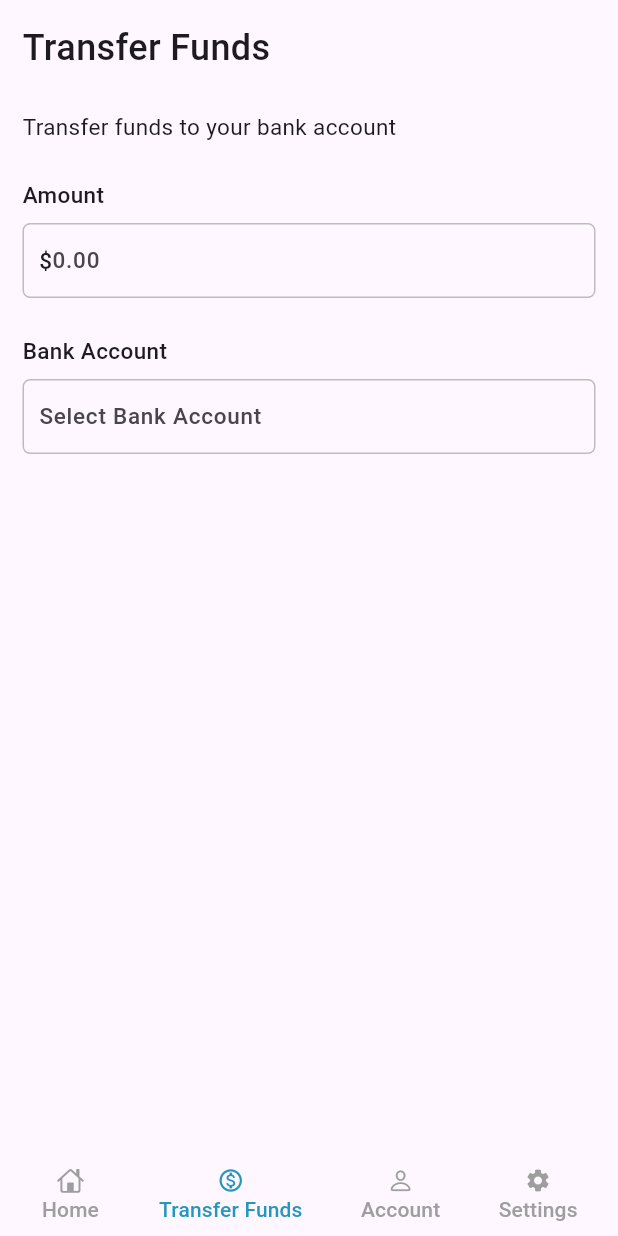
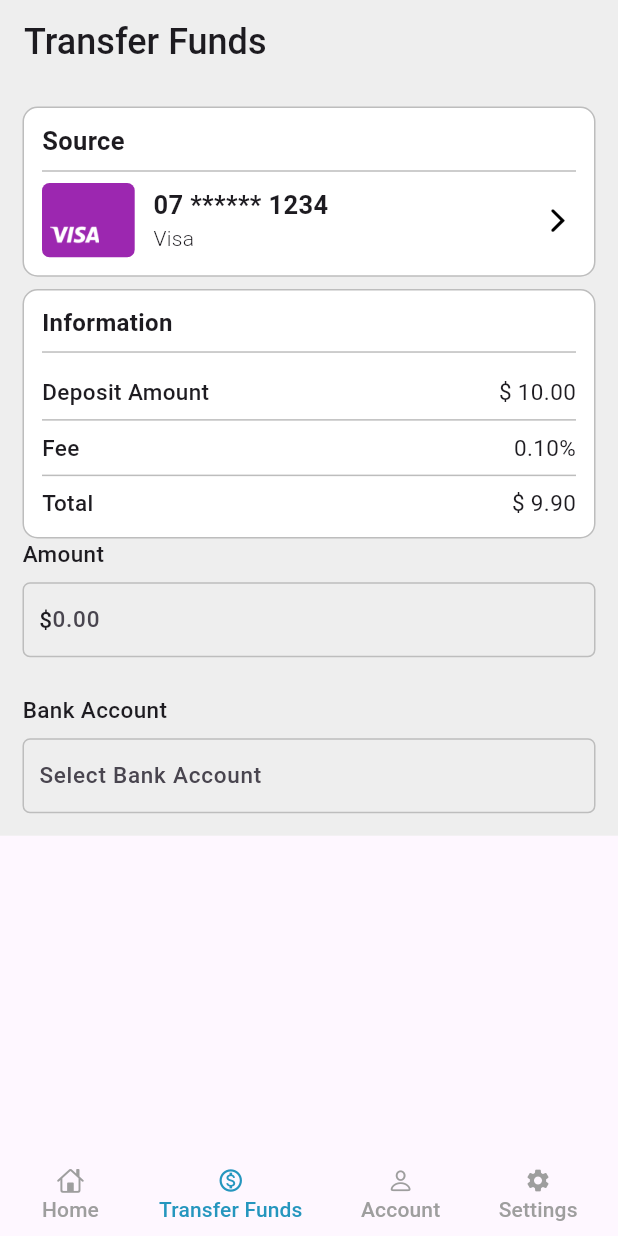
Before and after one commit to Ashisoma/yala, a Flutter app: the TransferFunds screen opened directly, on a phone screen of 412 x 824 dp. Run offline on Flutter 3.47's test engine with Material 3 defaults, Android fonts, the phone set to English and light mode, and no system bars; our stand-ins replace flutter_otp_text_field, get.

Commit message:
ui: transfer funds ui

```diff
--- a/lib/screens/transfer_fund_screen.dart
+++ b/lib/screens/transfer_fund_screen.dart
@@ -1,3 +1,4 @@
+import 'package:flutter/cupertino.dart';
 import 'package:flutter/material.dart';
 import 'package:yala/widgets/custom_widgets.dart';
 
@@ -12,31 +13,199 @@ class _TransferFundsState extends State<TransferFunds> {
   @override
   Widget build(BuildContext context) {
     return Scaffold(
-      body: SafeArea(
-        child: Container(
-            padding:
-                const EdgeInsets.symmetric(vertical: 15.0, horizontal: 15.0),
-            child:
-                Column(crossAxisAlignment: CrossAxisAlignment.start, children: [
-              const Text(
+      appBar: AppBar(
+        title: const Text(
           "Transfer Funds",
           style: TextStyle(
             fontWeight: FontWeight.w500,
             fontSize: 24,
           ),
         ),
+        automaticallyImplyLeading: false,
+        backgroundColor: Colors.grey.shade200,
+        elevation: 0.0,
+      ),
+      body: Container(
+        color: Colors.grey.shade200,
+        padding: const EdgeInsets.symmetric(vertical: 15.0, horizontal: 15.0),
+        child: SingleChildScrollView(
+          child:
+              Column(crossAxisAlignment: CrossAxisAlignment.start, children: [
+            Container(
+              padding: const EdgeInsets.only(
+                top: 10.0,
+                bottom: 12.0,
+                left: 12.0,
+                right: 12.0,
+              ),
+              decoration: BoxDecoration(
+                color: Colors.white,
+                borderRadius: BorderRadius.circular(10.0),
+                border: Border.all(
+                  color: Colors.grey.shade400,
+                ),
+              ),
+              child: Column(
+                crossAxisAlignment: CrossAxisAlignment.start,
+                children: [
+                  const Text(
+                    "Source",
+                    style: TextStyle(
+                      fontWeight: FontWeight.bold,
+                      fontSize: 17,
+                    ),
+                  ),
+                  Divider(
+                    color: Colors.grey.shade400,
+                  ),
+                  Row(
+                    children: [
+                      Container(
+                        width: MediaQuery.of(context).size.width * 0.15,
+                        height: MediaQuery.of(context).size.height * 0.06,
+                        padding: const EdgeInsets.all(5.0),
+                        decoration: BoxDecoration(
+                          color: Colors.purple,
+                          borderRadius: BorderRadius.circular(5.0),
+                        ),
+                        child: Align(
+                          alignment: Alignment.bottomLeft,
+                          child: SizedBox(
+                              height: 20,
+                              child: Image.asset('images/ic_visa.png')),
+                        ),
+                      ),
                       SizedBox(
-                height: MediaQuery.of(context).size.height * 0.03,
+                        width: MediaQuery.of(context).size.width * 0.03,
                       ),
+                      const Column(
+                        crossAxisAlignment: CrossAxisAlignment.start,
+                        children: [
+                          Text(
+                            "07 ****** 1234",
+                            style: TextStyle(
+                              fontWeight: FontWeight.bold,
+                              fontSize: 17,
+                            ),
+                          ),
+                          Text(
+                            "Visa",
+                            style: TextStyle(
+                              fontWeight: FontWeight.w300,
+                              fontSize: 14,
+                              // color:
+                            ),
+                          )
+                        ],
+                      ),
+                      const Spacer(),
+                      const Icon(
+                        CupertinoIcons.forward,
+                        color: Colors.black,
+                      ),
+                    ],
+                  ),
+                ],
+              ),
+            ),
+            SizedBox(
+              height: MediaQuery.of(context).size.height * 0.01,
+            ),
+            Container(
+              padding: const EdgeInsets.only(
+                top: 10.0,
+                bottom: 12.0,
+                left: 12.0,
+                right: 12.0,
+              ),
+              decoration: BoxDecoration(
+                color: Colors.white,
+                borderRadius: BorderRadius.circular(10.0),
+                border: Border.all(
+                  color: Colors.grey.shade400,
+                ),
+              ),
+              child: Column(
+                crossAxisAlignment: CrossAxisAlignment.start,
+                children: [
                   const Text(
-                "Transfer funds to your bank account",
+                    'Information',
+                    style: TextStyle(
+                      fontWeight: FontWeight.bold,
+                      fontSize: 16.0,
+                    ),
+                  ),
+                  Divider(
+                    color: Colors.grey.shade400,
+                  ),
+                  SizedBox(
+                    height: MediaQuery.of(context).size.height * 0.01,
+                  ),
+                  const Row(
+                    mainAxisAlignment: MainAxisAlignment.spaceBetween,
+                    children: [
+                      Text(
+                        "Deposit Amount",
+                        style: TextStyle(
+                          fontWeight: FontWeight.w500,
+                          fontSize: 15,
+                        ),
+                      ),
+                      Text(
+                        "\$ 10.00",
                         style: TextStyle(
                           fontWeight: FontWeight.w400,
                           fontSize: 15,
                         ),
                       ),
-              SizedBox(
-                height: MediaQuery.of(context).size.height * 0.03,
+                    ],
+                  ),
+                  Divider(
+                    color: Colors.grey.shade400,
+                  ),
+                  const Row(
+                    mainAxisAlignment: MainAxisAlignment.spaceBetween,
+                    children: [
+                      Text(
+                        "Fee",
+                        style: TextStyle(
+                          fontWeight: FontWeight.w500,
+                          fontSize: 15,
+                        ),
+                      ),
+                      Text(
+                        "0.10%",
+                        style: TextStyle(
+                          fontWeight: FontWeight.w400,
+                          fontSize: 15,
+                        ),
+                      ),
+                    ],
+                  ),
+                  Divider(
+                    color: Colors.grey.shade400,
+                  ),
+                  const Row(
+                    mainAxisAlignment: MainAxisAlignment.spaceBetween,
+                    children: [
+                      Text(
+                        "Total",
+                        style: TextStyle(
+                          fontWeight: FontWeight.w500,
+                          fontSize: 15,
+                        ),
+                      ),
+                      Text(
+                        "\$ 9.90",
+                        style: TextStyle(
+                          fontWeight: FontWeight.w400,
+                          fontSize: 15,
+                        ),
+                      ),
+                    ],
+                  ),
+                ],
+              ),
             ),
             const Text(
               "Amount",
@@ -118,7 +287,8 @@ class _TransferFundsState extends State<TransferFunds> {
                 ],
               ),
             ),
-            ])),
+          ]),
+        ),
       ),
       bottomNavigationBar: Container(
         child: MyWidgets.bottomNavMenu(
```
Lines whose indentation alone changed are shown as unchanged.
